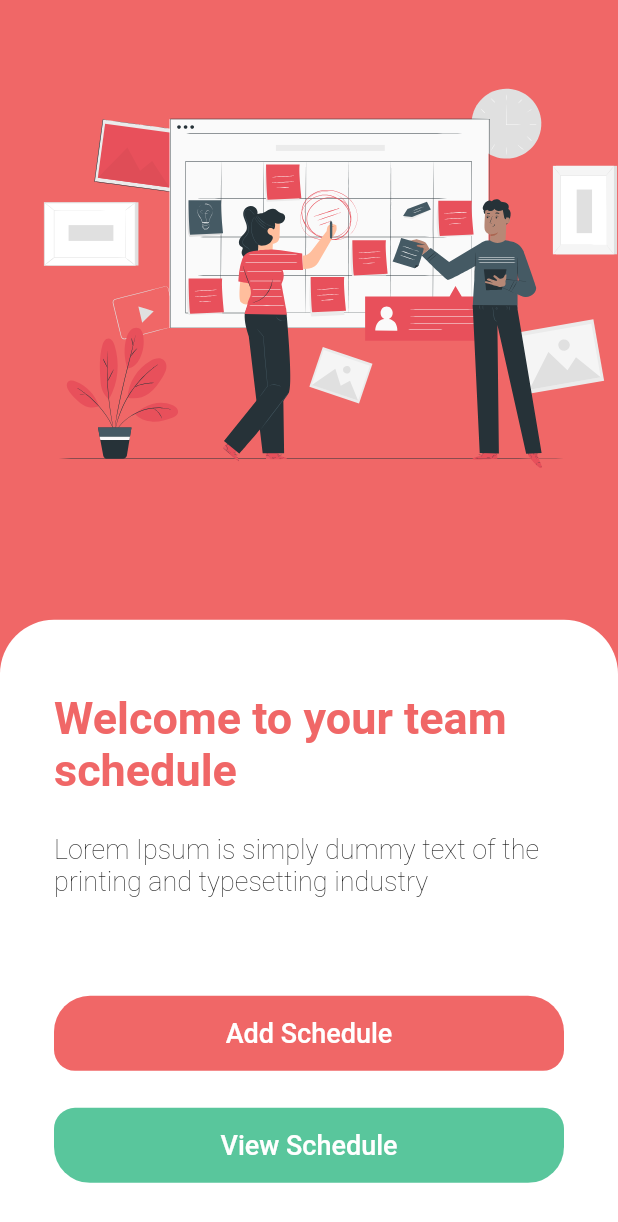
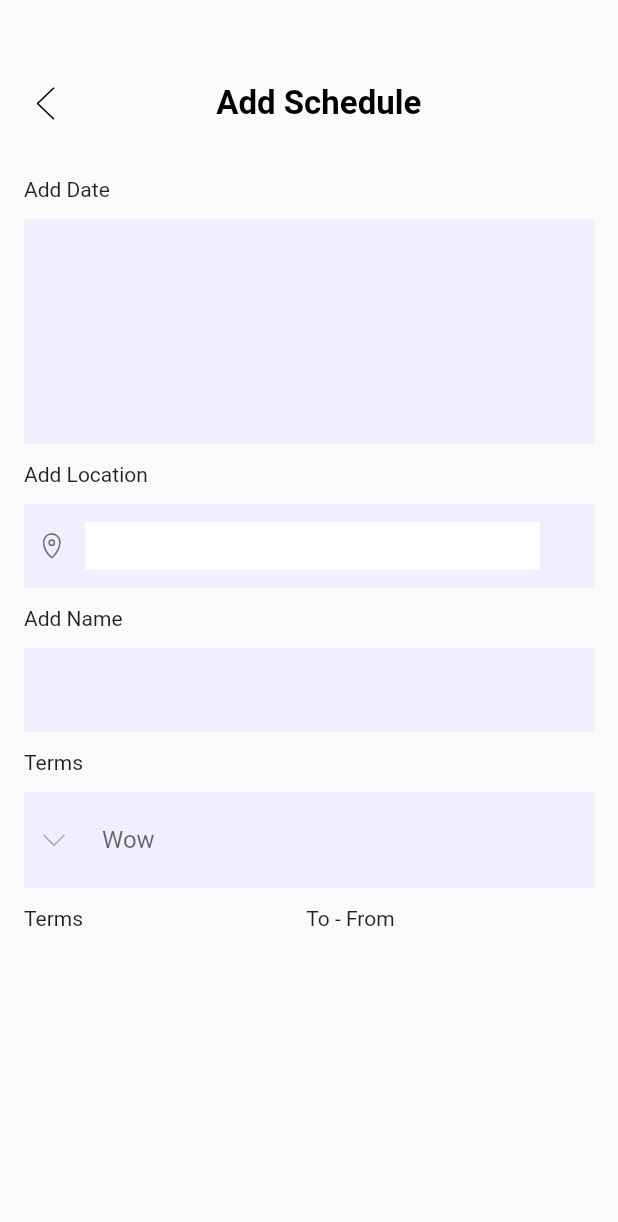
Before and after one commit to Saikat-Das-Roddur/prime_scheduler, a Flutter app: the ScheduleWelcomeScreen screen opened directly, scrolled down 80 dp, after a tap on "Add Schedule", on a phone screen of 412 x 824 dp. Shown: the top 1222 px of the screen. Run offline on Flutter 3.47's test engine with Material 2 defaults, Android fonts, the phone set to English and light mode, and no system bars; our stand-ins replace flutter_svg, percent_indicator, sizer; project files that could hold a hidden picture were left out.

Commit message:
add schedule partially implemented

```diff
--- /dev/null
+++ b/lib/views/add_schedule.dart
@@ -0,0 +1,206 @@
+import 'package:flutter/material.dart';
+import 'package:flutter/rendering.dart';
+import 'package:flutter_svg/svg.dart';
+
+class AddSchedule extends StatefulWidget {
+  const AddSchedule({Key? key}) : super(key: key);
+
+  @override
+  _AddScheduleState createState() => _AddScheduleState();
+}
+
+class _AddScheduleState extends State<AddSchedule> {
+  @override
+  Widget build(BuildContext context) {
+    return Scaffold(
+      body: SingleChildScrollView(
+        physics: ScrollPhysics(),
+        child: Column(
+          crossAxisAlignment: CrossAxisAlignment.stretch,
+          children: [
+            Padding(
+              padding: const EdgeInsets.fromLTRB(24, 56.0, 24, 0),
+              child: Row(
+                mainAxisAlignment: MainAxisAlignment.spaceBetween,
+                crossAxisAlignment: CrossAxisAlignment.center,
+                mainAxisSize: MainAxisSize.max,
+                children: [
+                  Align(
+                    alignment: Alignment.centerLeft,
+                    child: GestureDetector(
+                      onTap: () {
+                        Navigator.pop(context);
+                      },
+                      child: SvgPicture.asset(
+                        "assets/images/Vector 31.svg",
+                        color: Colors.black,
+                      ),
+                    ),
+                  ),
+                  const Flexible(
+                      //flex: 3,
+                      child: Align(
+                    alignment: Alignment.center,
+                    child: Text(
+                      "Add Schedule",
+                      style: TextStyle(
+                          color: Colors.black,
+                          fontWeight: FontWeight.w700,
+                          fontSize: 22),
+                    ),
+                  )),
+                  // Flexible(
+                  //     flex: 1,
+                  //     child: Align(
+                  //       alignment: Alignment.centerRight,
+                  //       child: SvgPicture.asset(
+                  //         "assets/images/Group 176.svg",
+                  //         color: Colors.black,
+                  //       ),
+                  //     )),
+                ],
+              ),
+            ),
+            const Padding(
+              padding: EdgeInsets.only(
+                left: 16.0,
+                top: 36,
+              ),
+              child: Text("Add Date"),
+            ),
+            Container(
+              height: 150,
+              margin: const EdgeInsets.only(top: 12, left: 16, right: 16),
+              color: const Color(0xffF0EFFF),
+            ),
+            const Padding(
+              padding: EdgeInsets.only(
+                left: 16.0,
+                top: 12,
+              ),
+              child: Text("Add Location"),
+            ),
+            Container(
+              //height: 150,
+              width: double.infinity,
+              margin: const EdgeInsets.only(top: 12, left: 16, right: 16),
+              color: const Color(0xffF0EFFF),
+              child: Padding(
+                padding: const EdgeInsets.only(
+                    top: 12, left: 12, right: 36, bottom: 12),
+                child: Row(
+                  crossAxisAlignment: CrossAxisAlignment.center,
+                  children: [
+                    SvgPicture.asset("assets/images/Group 218.svg"),
+                      SizedBox(width: 16,),
+                      Expanded(
+                      child: Container(
+                        color: Colors.white,
+                        child: const TextField(cursorHeight: 24,
+                          cursorColor:  Color(0xffC8C8C8),
+                          decoration: InputDecoration(
+                              border: InputBorder.none,
+                              focusedBorder: InputBorder.none,
+                              enabledBorder: InputBorder.none,
+                              errorBorder: InputBorder.none,
+                              disabledBorder: InputBorder.none,
+                              constraints: BoxConstraints(maxHeight: 32),
+                              contentPadding: EdgeInsets.only(bottom: 20,left: 8),),
+                        ),
+                      ),
+                    )
+                  ],
+                ),
+              ),
+            ),
+            const Padding(
+              padding: EdgeInsets.only(
+                left: 16.0,
+                top: 12,
+              ),
+              child: Text("Add Name"),
+            ),
+            Container(
+              //height: 150,
+              width: double.infinity,
+              margin: const EdgeInsets.only(top: 12, left: 16, right: 16),
+              color: const Color(0xffF0EFFF),
+              child: Padding(
+                padding: const EdgeInsets.only(
+                    top: 12, left: 12, right: 36, bottom: 12),
+                child: Container(
+                  color: const Color(0xffF0EFFF),
+                  margin: EdgeInsets.only(left: 36),
+                  child: const TextField(cursorHeight: 28,
+                    cursorColor:  Color(0xffC8C8C8),
+                    decoration: InputDecoration(
+                      border: InputBorder.none,
+                      focusedBorder: InputBorder.none,
+                      enabledBorder: InputBorder.none,
+                      errorBorder: InputBorder.none,
+                      disabledBorder: InputBorder.none,
+                      constraints: BoxConstraints(maxHeight: 32),
+                      contentPadding: EdgeInsets.only(bottom: 20,left: 0),),
+                  ),
+                ),
+              ),
+            ),
+            const Padding(
+              padding: EdgeInsets.only(
+                left: 16.0,
+                top: 12,
+              ),
+              child: Text("Terms"),
+            ),
+            Container(
+              color: const Color(0xffF0EFFF),
+              margin: const EdgeInsets.only(left: 16,top: 12,right: 16),
+             // width: MediaQuery.of(context).size.width,
+              padding: const EdgeInsets.only(
+                  top: 8, left: 12, right: 36, bottom: 8),
+              child: Row(
+                children: [
+                  SvgPicture.asset("assets/images/Vector 32.svg",color: const Color(0xffA8A8A8),),
+                  SizedBox(width: 24,),
+                  Expanded(
+                    child: DropdownButton<String>(
+                      hint: Text("Wow"),
+                      underline: const SizedBox.shrink(),
+                      isExpanded: true,
+                      icon: Container(),
+                      items: <String>['A', 'B', 'C', 'D'].map((String value) {
+                        return DropdownMenuItem<String>(
+                          value: value,
+                          child: Text(value,style: const TextStyle(
+                            fontSize: 20,
+                            fontWeight: FontWeight.w300
+                          ),),
+                        );
+                      }).toList(),
+                      onChanged: (v) {
+                        print(v);
+
+                      },
+                    ),
+                  ),
+                ],
+              ),
+            ),
+            Padding(
+              padding: const EdgeInsets.only(
+                left: 16.0,
+                top: 12,
+              ),
+              child: Row(
+                children: const [
+                  Text("Terms"),
+                  Flexible(child: Align(alignment: Alignment.center,child: Text("To - From"))),
+                ],
+              ),
+            ),
+          ],
+        ),
+      ),
+    );
+  }
+}
--- a/lib/views/schedule_welcome_screen.dart
+++ b/lib/views/schedule_welcome_screen.dart
@@ -1,6 +1,7 @@
 import 'package:flutter/cupertino.dart';
 import 'package:flutter/material.dart';
 import 'package:flutter_svg/svg.dart';
+import 'package:prime_scheduler/views/add_schedule.dart';
 import 'package:prime_scheduler/views/schedule_list.dart';
 import 'package:prime_scheduler/views/view_schedule.dart';
 
@@ -84,10 +85,10 @@ class ScheduleWelcomeScreen extends StatelessWidget {
                     SizedBox(height: MediaQuery.of(context).size.height*.08,),
                     GestureDetector(
                       onTap: () {
-                        // Navigator.push(
-                        //     context, CupertinoPageRoute(builder: (context) =>
-                        // const LogInScreen()
-                        // ));
+                        Navigator.push(
+                            context, CupertinoPageRoute(builder: (context) =>
+                        const AddSchedule()
+                        ));
                       },
                       child: Padding(
                         padding: const EdgeInsets.only(right: 0, left: 0),
--- a/pubspec.yaml
+++ b/pubspec.yaml
@@ -42,6 +42,9 @@ dependencies:
   cloud_firestore: ^0.12.9+5
   percent_indicator: ^3.4.0
   wheel_chooser: ^1.0.0
+  numberpicker: ^2.1.1
+  date_picker_timeline: ^1.2.3
+  intl: ^0.17.0
 
 
 dev_dependencies:
```
Also changed, not shown: pubspec.lock, 2 other files.
